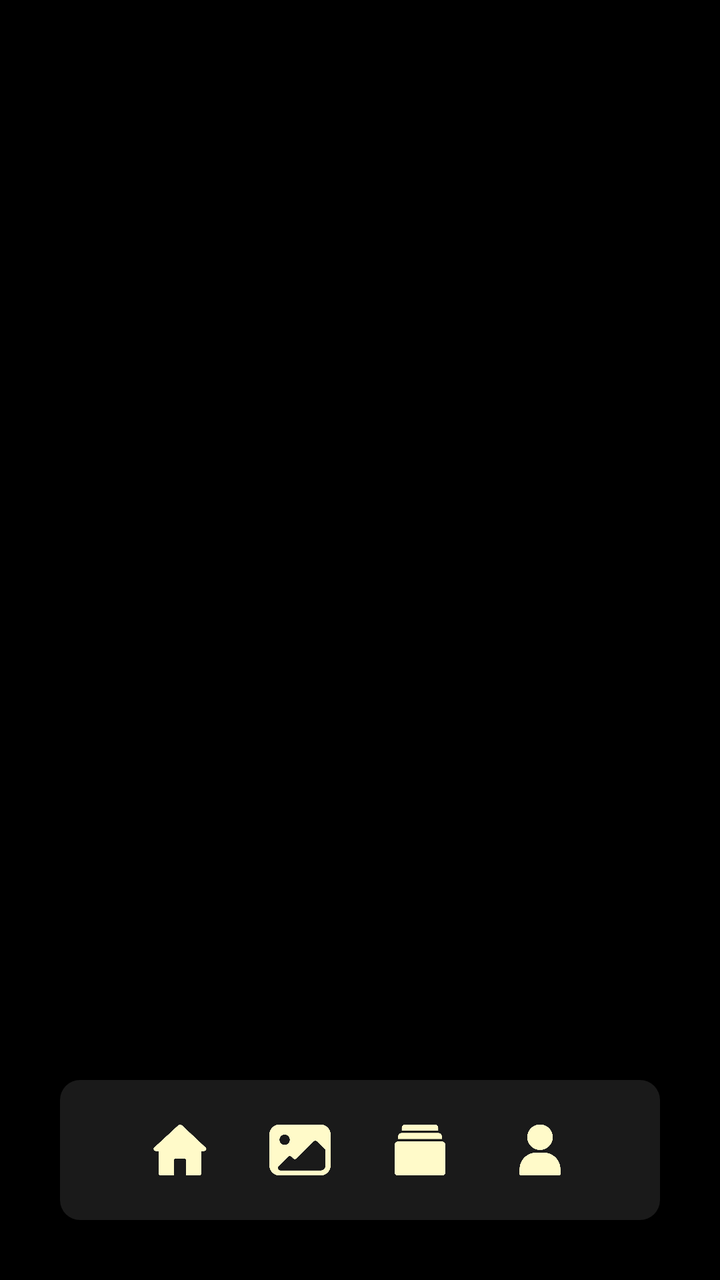
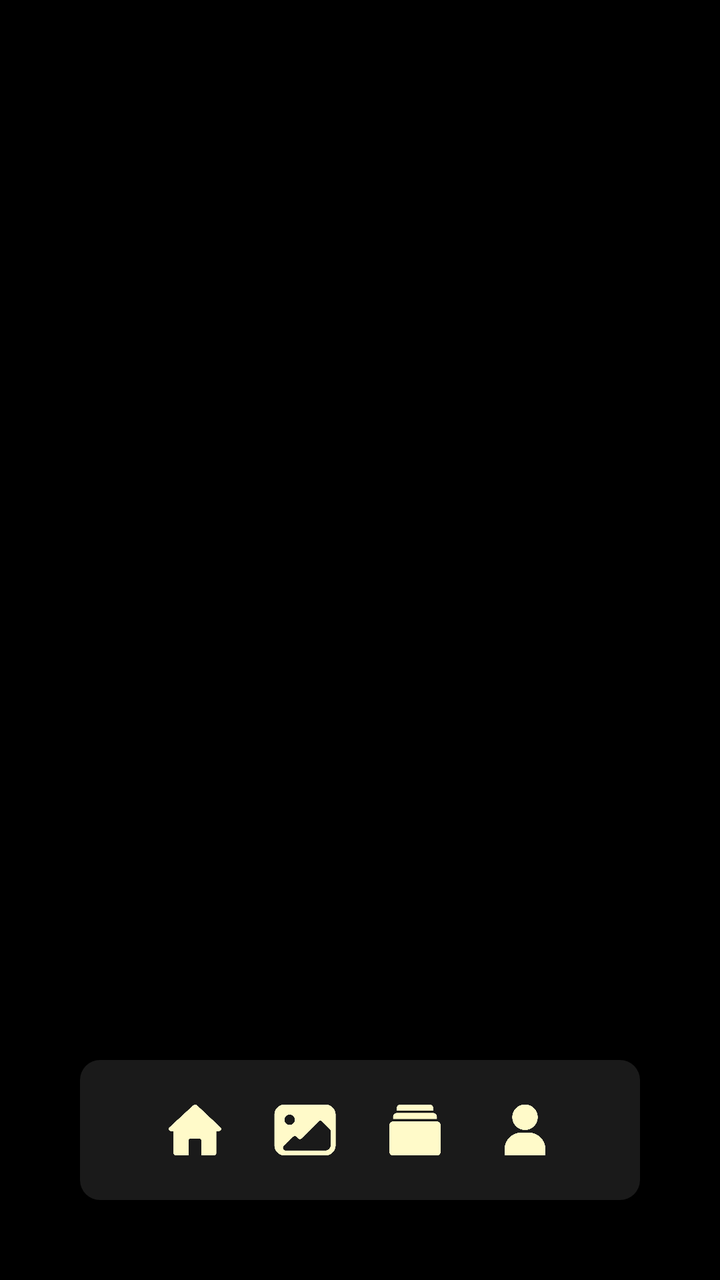

Screens rendered from an Android XML layout before and after an edit, with the pre-edit source and the edit as a unified diff.
<!-- AndroidManifest.xml: application theme Theme.Monaly -->
<!-- res/layout/activity_main.xml -->
<?xml version="1.0" encoding="utf-8"?>
<androidx.constraintlayout.widget.ConstraintLayout xmlns:android="http://schemas.android.com/apk/res/android"
    xmlns:app="http://schemas.android.com/apk/res-auto"
    xmlns:tools="http://schemas.android.com/tools"
    android:id="@+id/main"
    android:layout_width="match_parent"
    android:layout_height="match_parent"
    android:background="@color/black"
    tools:context=".ui.activity.MainActivity">

    
    <androidx.viewpager2.widget.ViewPager2
        android:id="@+id/viewPagerMain"
        android:layout_width="0dp"
        android:layout_height="0dp"
        app:layout_constraintBottom_toTopOf="@+id/customBottomNav"
        app:layout_constraintEnd_toEndOf="parent"
        app:layout_constraintStart_toStartOf="parent"
        app:layout_constraintTop_toTopOf="parent" />

    
    <LinearLayout
        android:id="@+id/customBottomNav"
        android:layout_width="0dp"
        android:layout_height="70dp"
        android:layout_marginStart="30dp"
        android:layout_marginEnd="30dp"
        android:layout_marginBottom="30dp"
        android:paddingStart="30dp"
        android:paddingEnd="30dp"
        android:background="@drawable/drawable_background_button_gray_deep_10_dp"
        android:gravity="center_vertical"
        android:orientation="horizontal"
        app:layout_constraintBottom_toBottomOf="parent"
        app:layout_constraintEnd_toEndOf="parent"
        app:layout_constraintStart_toStartOf="parent">

        
        <ImageView
            android:id="@+id/navHome"
            android:layout_width="0dp"
            android:layout_height="32dp"
            android:layout_weight="1"
            android:scaleType="fitCenter"
            android:src="@drawable/ic_home_bage_neutral" />

        
        <ImageView
            android:id="@+id/navGallery"
            android:layout_width="0dp"
            android:layout_height="32dp"
            android:layout_weight="1"
            android:scaleType="fitCenter"
            android:src="@drawable/ic_gallery_bage_neutral" />

        
        <ImageView
            android:id="@+id/navAlbums"
            android:layout_width="0dp"
            android:layout_height="32dp"
            android:layout_weight="1"
            android:scaleType="fitCenter"
            android:src="@drawable/ic_albums_bage_neutral" />

        
        <ImageView
            android:id="@+id/navProfile"
            android:layout_width="0dp"
            android:layout_height="32dp"
            android:layout_weight="1"
            android:scaleType="fitCenter"
            android:src="@drawable/ic_profile_bage_neutral" />

    </LinearLayout>

</androidx.constraintlayout.widget.ConstraintLayout>
<!-- resources referenced by this layout -->
<resources>
  <color name="black">#000000</color>
  <!-- drawable drawable_background_button_gray_deep_10_dp (drawable) -->
  <?xml version="1.0" encoding="utf-8"?>
  <shape xmlns:android="http://schemas.android.com/apk/res/android">
  
      <solid android:color="@color/gray_deep"/>
      <corners android:radius="10dp"/>
  
  </shape>
  <!-- drawable ic_albums_bage_neutral: png bitmap (drawable, 1008 bytes) -->
  <!-- drawable ic_gallery_bage_neutral: png bitmap (drawable, 2347 bytes) -->
  <!-- drawable ic_home_bage_neutral: png bitmap (drawable, 1534 bytes) -->
  <!-- drawable ic_profile_bage_neutral: png bitmap (drawable, 1761 bytes) -->
  <style name="Theme.Monaly" parent="Base.Theme.Monaly" />
  <color name="gray_deep">#1A1A1A</color>
  <style name="Base.Theme.Monaly" parent="Theme.Material3.DayNight.NoActionBar">
  
  
          
          
  
  
          
          <item name="android:navigationBarColor">@color/black</item>
  
  
      </style>
</resources>

<!-- the commit's change to res/layout/activity_main.xml (unified diff, before → after) -->
@@ -23,14 +23,14 @@
         android:id="@+id/customBottomNav"
         android:layout_width="0dp"
         android:layout_height="70dp"
-        android:layout_marginStart="30dp"
-        android:layout_marginEnd="30dp"
-        android:layout_marginBottom="30dp"
-        android:paddingStart="30dp"
-        android:paddingEnd="30dp"
+        android:layout_marginStart="40dp"
+        android:layout_marginEnd="40dp"
+        android:layout_marginBottom="40dp"
         android:background="@drawable/drawable_background_button_gray_deep_10_dp"
         android:gravity="center_vertical"
         android:orientation="horizontal"
+        android:paddingStart="30dp"
+        android:paddingEnd="30dp"
         app:layout_constraintBottom_toBottomOf="parent"
         app:layout_constraintEnd_toEndOf="parent"
         app:layout_constraintStart_toStartOf="parent">
